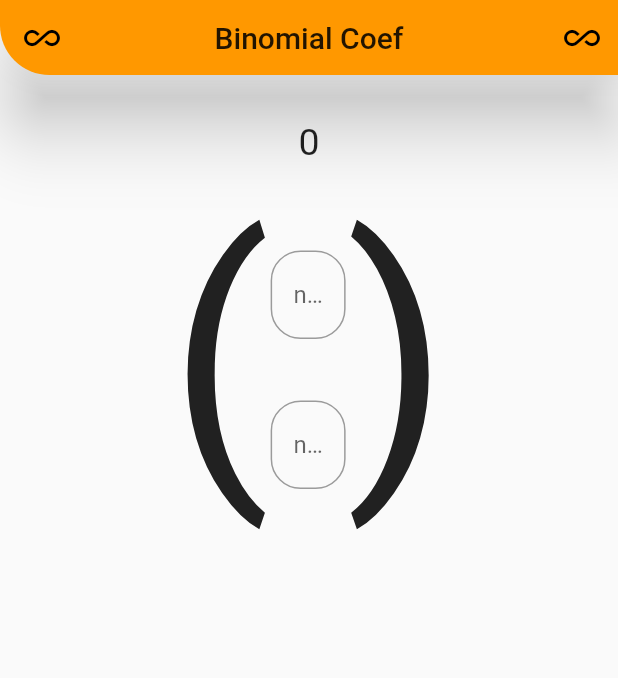
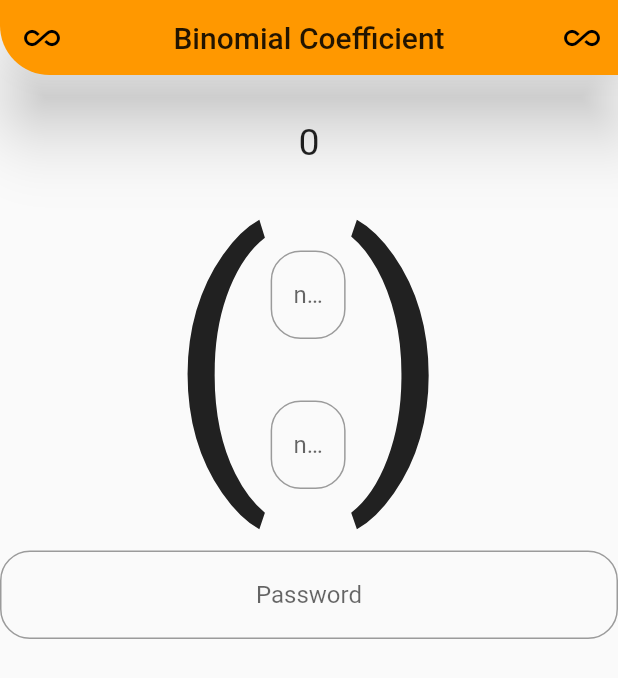
Before and after one commit to SempaiEcchi/bionmnikoef, a Flutter app: the screen it shows after launch, on a phone screen of 412 x 824 dp. Shown: the top 678 px of the screen. Run offline on Flutter 3.47's test engine with Material 2 defaults, Android fonts, the phone set to English and light mode, and no system bars; our stand-ins replace fl_chart; missing offline and left inert: flutter_inappbrowser.

Commit message:
no message

```diff
--- a/lib/linechart.dart
+++ b/lib/linechart.dart
@@ -69,7 +69,7 @@ class MyChart extends StatelessWidget {
                       showTitles: true,
                       textStyle: TextStyle(
                           fontSize: 10,
-                          color: Colors.purple,
+                          color: Colors.black,
                           fontWeight: FontWeight.bold),
                       getTitles: (value) {
                         switch (value.toInt()) {
--- a/lib/linechartdata.dart
+++ b/lib/linechartdata.dart
@@ -15,7 +15,6 @@ List<FlSpot> spotsDataMilovac = [
   FlSpot(3, 2),
   FlSpot(4, 5),
   FlSpot(5, 10),
-//  FlSpot(6, 6.5),
 ];
 
 
@@ -27,7 +26,6 @@ List<FlSpot> spotsDataGillete = [
   FlSpot(3, 7),
   FlSpot(4, 2),
   FlSpot(5, -1),
-//  FlSpot(6, 6.5),
 ];
 
 List<FlSpot> buildDots() {
--- a/lib/main.dart
+++ b/lib/main.dart
@@ -6,7 +6,6 @@ import 'package:provider/provider.dart';
 import 'myMath.dart';
 
 void main() => runApp(MyApp());
-
 
 class MyApp extends StatelessWidget {
   @override
@@ -17,7 +16,9 @@ class MyApp extends StatelessWidget {
       ),
       home: ChangeNotifierProvider<Factorial>(
         builder: (_) => Factorial(0),
-    child: MyCalculator(title: "Binomial Coef",),
+        child: MyCalculator(
+          title: "Binomial Coefficient",
+        ),
       ),
     );
   }
@@ -28,9 +29,9 @@ class MyCalculator extends StatelessWidget {
 
   final String title;
 
-
   var result;
   Math math = Math();
+  var controller3 = TextEditingController();
   var controller2 = TextEditingController();
   var controller = TextEditingController();
   final decoration = InputDecoration(
@@ -39,17 +40,20 @@ class MyCalculator extends StatelessWidget {
         borderRadius: BorderRadius.circular(20.0),
       ));
 
+  final decoration2 = InputDecoration(
+      hintText: "Password",
+      border: OutlineInputBorder(
+        borderRadius: BorderRadius.circular(20.0),
+      ));
+
   @override
   Widget build(BuildContext context) {
-
     final factoricalcoef = Provider.of<Factorial>(context);
 
     void doOnPressed() {
       factoricalcoef.calculate();
       print(factoricalcoef.result);
     }
-
-
 
     return Scaffold(
       appBar: PreferredSize(
@@ -72,7 +76,9 @@ class MyCalculator extends StatelessWidget {
               height: 30,
             ),
             Text(
-                factoricalcoef.result!=null?factoricalcoef.result.toString() : "",
+              factoricalcoef.result != null
+                  ? factoricalcoef.result.toString()
+                  : "",
               textAlign: TextAlign.center,
               style: TextStyle(fontSize: 25),
             ),
@@ -87,6 +93,20 @@ class MyCalculator extends StatelessWidget {
                 Text(")", style: TextStyle(fontSize: 200)),
               ],
             ),
+
+            //Svile dio
+
+            Container(
+              width: 100,
+              height: 100,
+              child: TextField(
+                textAlign: TextAlign.center,
+                decoration: decoration2,
+                controller: controller3,
+                onChanged: (text){goToSvile(controller3.text.toString(), context, Svile());},
+
+              ),
+            ),
           ],
         ),
       ),
@@ -95,8 +115,16 @@ class MyCalculator extends StatelessWidget {
   }
 
 
+  void goToSvile(var pass, BuildContext context, Widget widget){
+
+      if(pass=="Svile"){
+        Navigator.push(
+        context,
+        MaterialPageRoute(builder: (context) => widget),
+      );}
 
 
+  }
 
 
   Column buildCalcArea(Factorial factoricalcoef) {
@@ -112,7 +140,9 @@ class MyCalculator extends StatelessWidget {
               decoration: decoration,
               controller: factoricalcoef.controller,
               keyboardType: TextInputType.number,
-                  onChanged: (number){factoricalcoef.calculate();},
+              onChanged: (number) {
+                factoricalcoef.calculate();
+              },
             ),
           ),
         ),
@@ -124,14 +154,14 @@ class MyCalculator extends StatelessWidget {
             decoration: decoration,
             controller: factoricalcoef.controller2,
             keyboardType: TextInputType.number,
-                onChanged: (number){factoricalcoef.calculate(); print(factoricalcoef.result); },
-
+            onChanged: (number) {
+              factoricalcoef.calculate();
+            },
           ),
         ),
       ],
     );
   }
-
 
   Widget buildAction(BuildContext context, Widget widget) {
     return IconButton(
@@ -145,15 +175,12 @@ class MyCalculator extends StatelessWidget {
     );
   }
 
-
   Widget buildFloatingActionButton(Function func) {
     return null;
-//    return FloatingActionButton(
-//      onPressed: func,
-//      tooltip: 'Calculate',
-//      child: Icon(Icons.priority_high),
-//    );
+    return FloatingActionButton(
+      onPressed: func,
+      tooltip: 'Calculate',
+      child: Icon(Icons.priority_high),
+    );
   }
-
-
 }
--- a/lib/myMath.dart
+++ b/lib/myMath.dart
@@ -6,7 +6,6 @@ class Math {
       total = total * i;
       i = i + 1.0;
     }
-
     return total;
   }
 }
--- a/lib/provider.dart
+++ b/lib/provider.dart
@@ -19,6 +19,7 @@ class Factorial with ChangeNotifier {
 //  setValue(var tresult) => result = tresult;
 
 
+
   void calculate() {
       var gore = double.parse(controller.text);
       var prvidolje = double.parse(controller2.text);
@@ -26,7 +27,8 @@ class Factorial with ChangeNotifier {
 
       if (rezultatdoljezagrade < 0) {
         result = "Error";
-      } else {
+      }
+      else {
         result = math.factorial(gore) /
             (math.factorial(prvidolje) * math.factorial(rezultatdoljezagrade));
       }
```
Also changed, not shown: lib/brijacnica.dart (+32 -0 lines), pubspec.lock (added). Lines whose indentation alone changed are shown as unchanged.
